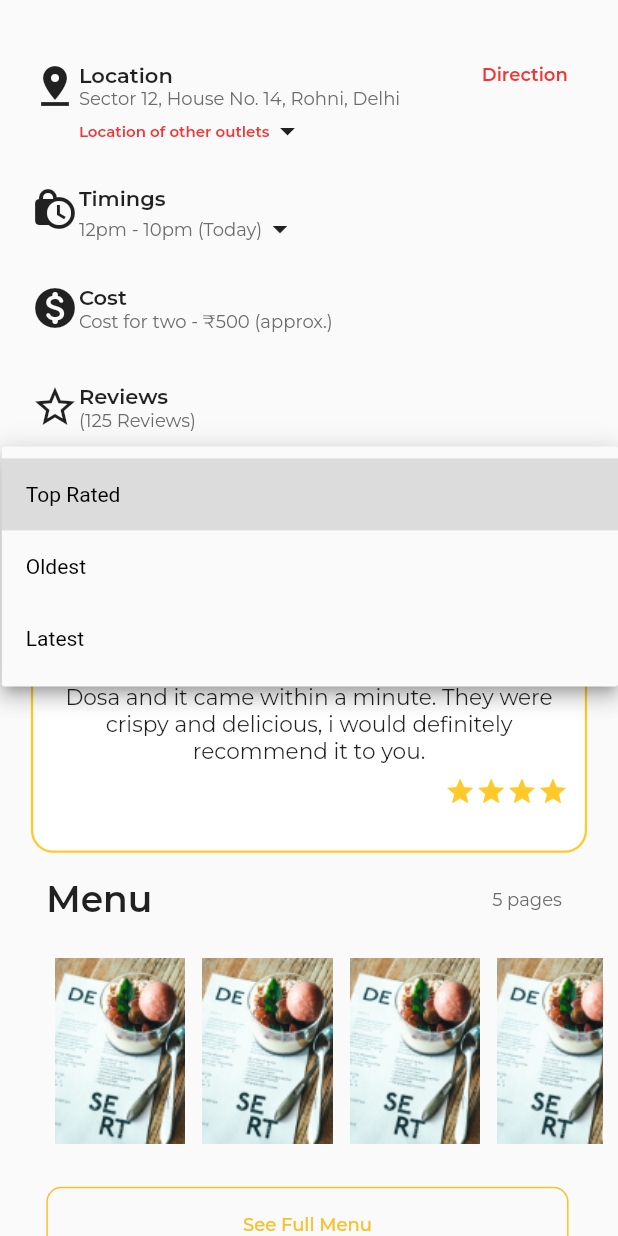
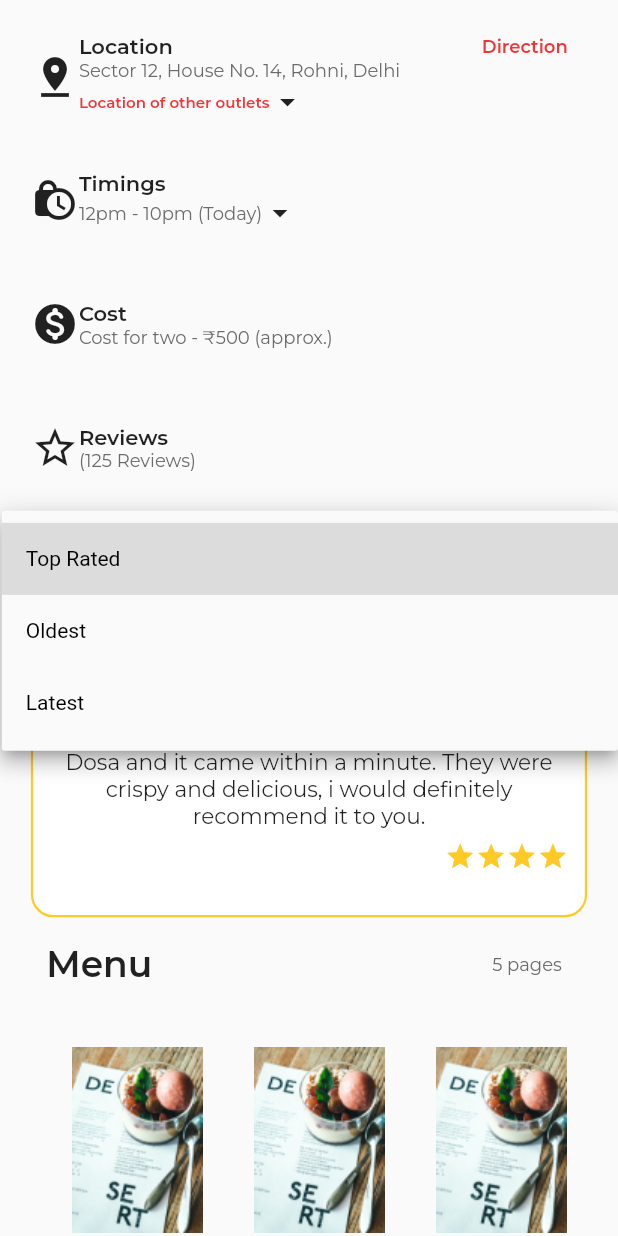
Before and after one commit to Foodistaan2021/Foodistaan-Main, a Flutter app: the TestRestaurantOverview screen opened directly, after a tap on "Top Rated", on a phone screen of 412 x 824 dp. Run offline on Flutter 3.47's test engine with Material 2 defaults, Android fonts, the phone set to English and light mode, and no system bars; our stand-ins replace bloc, carousel_slider, cloud_firestore, firebase_auth, firebase_core, flutter_rating_bar and 18 more; missing offline and left inert: qr_code_scanner, razorpay_flutter; accounts and stored records are empty; project files that could hold a hidden picture were left out.

```diff
--- a/lib/restuarant_screens/testRestaurantOverview.dart
+++ b/lib/restuarant_screens/testRestaurantOverview.dart
@@ -22,7 +22,7 @@ class _TestRestaurantOverviewState extends State<TestRestaurantOverview> {
       body: Column(
         children: [
           SizedBox(
-            height: MediaQuery.of(context).size.height * 0.05,
+            height: 10,
           ),
           Column(
             children: [
@@ -30,16 +30,14 @@ class _TestRestaurantOverviewState extends State<TestRestaurantOverview> {
                 margin: EdgeInsets.only(
                     left: MediaQuery.of(context).size.width * 0.05),
                 height: MediaQuery.of(context).size.height * 0.1,
-                child: Row(
-                    mainAxisAlignment: MainAxisAlignment.start,
-                    crossAxisAlignment: CrossAxisAlignment.start,
-                    children: [
+                child:
+                    Row(mainAxisAlignment: MainAxisAlignment.start, children: [
                   Icon(
                     Icons.pin_drop,
                     size: 32,
                   ),
                   Column(
-                        mainAxisAlignment: MainAxisAlignment.start,
+                    mainAxisAlignment: MainAxisAlignment.center,
                     crossAxisAlignment: CrossAxisAlignment.start,
                     children: [
                       Row(
@@ -92,17 +90,15 @@ class _TestRestaurantOverviewState extends State<TestRestaurantOverview> {
               Container(
                 margin: EdgeInsets.only(
                     left: MediaQuery.of(context).size.width * 0.05),
-                height: MediaQuery.of(context).size.height * 0.08,
-                child: Row(
-                    mainAxisAlignment: MainAxisAlignment.start,
-                    crossAxisAlignment: CrossAxisAlignment.start,
-                    children: [
+                height: MediaQuery.of(context).size.height * 0.1,
+                child:
+                    Row(mainAxisAlignment: MainAxisAlignment.start, children: [
                   Icon(
                     Icons.lock_clock,
                     size: 32,
                   ),
                   Column(
-                        mainAxisAlignment: MainAxisAlignment.start,
+                    mainAxisAlignment: MainAxisAlignment.center,
                     crossAxisAlignment: CrossAxisAlignment.start,
                     children: [
                       Text(
@@ -131,17 +127,15 @@ class _TestRestaurantOverviewState extends State<TestRestaurantOverview> {
               Container(
                 margin: EdgeInsets.only(
                     left: MediaQuery.of(context).size.width * 0.05),
-                height: MediaQuery.of(context).size.height * 0.08,
-                child: Row(
-                    mainAxisAlignment: MainAxisAlignment.start,
-                    crossAxisAlignment: CrossAxisAlignment.start,
-                    children: [
+                height: MediaQuery.of(context).size.height * 0.1,
+                child:
+                    Row(mainAxisAlignment: MainAxisAlignment.start, children: [
                   Icon(
                     Icons.monetization_on_rounded,
                     size: 32,
                   ),
                   Column(
-                        mainAxisAlignment: MainAxisAlignment.start,
+                    mainAxisAlignment: MainAxisAlignment.center,
                     crossAxisAlignment: CrossAxisAlignment.start,
                     children: [
                       Text(
@@ -165,17 +159,15 @@ class _TestRestaurantOverviewState extends State<TestRestaurantOverview> {
               Container(
                 margin: EdgeInsets.only(
                     left: MediaQuery.of(context).size.width * 0.05),
-                height: MediaQuery.of(context).size.height * 0.05,
-                child: Row(
-                    mainAxisAlignment: MainAxisAlignment.start,
-                    crossAxisAlignment: CrossAxisAlignment.start,
-                    children: [
+                height: MediaQuery.of(context).size.height * 0.1,
+                child:
+                    Row(mainAxisAlignment: MainAxisAlignment.start, children: [
                   Icon(
                     Icons.star_border,
                     size: 32,
                   ),
                   Column(
-                        mainAxisAlignment: MainAxisAlignment.start,
+                    mainAxisAlignment: MainAxisAlignment.center,
                     crossAxisAlignment: CrossAxisAlignment.start,
                     children: [
                       Text(
@@ -196,6 +188,7 @@ class _TestRestaurantOverviewState extends State<TestRestaurantOverview> {
                   )
                 ]),
               ),
+              // Container(child: RestuarantDeliveryReview()),
               Container(
                 margin: EdgeInsets.only(
                     left: MediaQuery.of(context).size.width * 0.05,
@@ -237,11 +230,12 @@ class _TestRestaurantOverviewState extends State<TestRestaurantOverview> {
                       ),
                       Container(
                         // width: MediaQuery.of(context).size.width * 0.9,
-                        height: MediaQuery.of(context).size.height * 0.17,
+                        height: MediaQuery.of(context).size.height * 0.21,
                         child: ListView(
                             padding: EdgeInsets.all(0),
                             scrollDirection: Axis.horizontal,
                             children: [
+                              Image.asset('assets/images/menu.png'),
                               Image.asset('assets/images/menu.png'),
                               Image.asset('assets/images/menu.png'),
                               Image.asset('assets/images/menu.png'),
@@ -252,12 +246,9 @@ class _TestRestaurantOverviewState extends State<TestRestaurantOverview> {
                       Container(
                         margin: EdgeInsets.only(
                             top: MediaQuery.of(context).size.width * 0.05),
-                        width: MediaQuery.of(context).size.width * 0.845,
+                        width: MediaQuery.of(context).size.width * 0.8,
                         decoration: BoxDecoration(
-                          borderRadius: BorderRadius.circular(10),
-                          border: Border.all(
-                            color: Color.fromRGBO(247, 193, 43, 1),
-                          ),
+                          border: Border.all(color: Colors.yellow),
                         ),
                         child: Row(
                             mainAxisAlignment: MainAxisAlignment.center,
@@ -269,9 +260,7 @@ class _TestRestaurantOverviewState extends State<TestRestaurantOverview> {
                                     child: Text(
                                       "See Full Menu",
                                       style: TextStyle(
-                                        fontSize: 12,
-                                        color: Color.fromRGBO(247, 193, 43, 1),
-                                      ),
+                                          fontSize: 12, color: Colors.yellow),
                                     ),
                                   )),
                             ]),
@@ -301,11 +290,11 @@ class overviewBottomWidget extends StatelessWidget {
       children: [
         Container(
           margin: EdgeInsets.only(
-            top: MediaQuery.of(context).size.width * 0.15,
+            top: MediaQuery.of(context).size.width * 0.05,
           ),
           padding: EdgeInsets.all(10),
           width: MediaQuery.of(context).size.width * 0.9,
-          height: MediaQuery.of(context).size.height * 0.2,
+          height: MediaQuery.of(context).size.height * 0.3,
           child: Column(
             crossAxisAlignment: CrossAxisAlignment.start,
             children: [
@@ -318,21 +307,12 @@ class overviewBottomWidget extends StatelessWidget {
               ),
               Container(
                 margin: EdgeInsets.only(
-                  // left: MediaQuery.of(context).size.width * 0.06,
+                  left: MediaQuery.of(context).size.width * 0.06,
                   top: MediaQuery.of(context).size.width * 0.04,
                 ),
                 child: Column(
                   crossAxisAlignment: CrossAxisAlignment.start,
                   children: [
-                    Row(
-                      children: [
-                        Image.asset(
-                          'assets/images/teenyicons_tick-circle-outline.png',
-                          height: MediaQuery.of(context).size.height * 0.025,
-                        ),
-                        SizedBox(
-                          width: MediaQuery.of(context).size.width * 0.015,
-                        ),
                     Text(
                       "Home Delivery",
                       style: TextStyle(
@@ -341,19 +321,8 @@ class overviewBottomWidget extends StatelessWidget {
                         color: Color.fromRGBO(107, 107, 107, 1),
                       ),
                     ),
-                      ],
-                    ),
                     SizedBox(
                       height: MediaQuery.of(context).size.height * 0.008,
-                    ),
-                    Row(
-                      children: [
-                        Image.asset(
-                          'assets/images/teenyicons_tick-circle-outline.png',
-                          height: MediaQuery.of(context).size.height * 0.025,
-                        ),
-                        SizedBox(
-                          width: MediaQuery.of(context).size.width * 0.015,
                     ),
                     Text(
                       "Takeaway Available",
@@ -363,19 +332,8 @@ class overviewBottomWidget extends StatelessWidget {
                         color: Color.fromRGBO(107, 107, 107, 1),
                       ),
                     ),
-                      ],
-                    ),
                     SizedBox(
                       height: MediaQuery.of(context).size.height * 0.008,
-                    ),
-                    Row(
-                      children: [
-                        Image.asset(
-                          'assets/images/teenyicons_tick-circle-outline.png',
-                          height: MediaQuery.of(context).size.height * 0.025,
-                        ),
-                        SizedBox(
-                          width: MediaQuery.of(context).size.width * 0.015,
                     ),
                     Text(
                       "Vegetarian Only",
@@ -385,19 +343,8 @@ class overviewBottomWidget extends StatelessWidget {
                         color: Color.fromRGBO(107, 107, 107, 1),
                       ),
                     ),
-                      ],
-                    ),
                     SizedBox(
                       height: MediaQuery.of(context).size.height * 0.008,
-                    ),
-                    Row(
-                      children: [
-                        Image.asset(
-                          'assets/images/teenyicons_tick-circle-outline.png',
-                          height: MediaQuery.of(context).size.height * 0.025,
-                        ),
-                        SizedBox(
-                          width: MediaQuery.of(context).size.width * 0.015,
                     ),
                     Text(
                       "Indoor Seating allowed",
@@ -406,8 +353,6 @@ class overviewBottomWidget extends StatelessWidget {
                         fontSize: 12,
                         color: Color.fromRGBO(107, 107, 107, 1),
                       ),
-                        ),
-                      ],
                     ),
                   ],
                 ),
@@ -430,32 +375,26 @@ class overViewBottomWidgetSecond extends StatelessWidget {
   Widget build(BuildContext context) {
     return Container(
       width: MediaQuery.of(context).size.width * 0.9,
-      height: MediaQuery.of(context).size.height * 0.1,
+      height: MediaQuery.of(context).size.height * 0.3,
       child: Column(
         crossAxisAlignment: CrossAxisAlignment.start,
         children: [
-          Container(
-            margin: EdgeInsets.only(
-              left: MediaQuery.of(context).size.width * 0.04,
-              // top: MediaQuery.of(context).size.width * 0.04,
-            ),
-            child: Image.asset(
-              'assets/images/Group 13.png',
-              // scale: 4,
-              alignment: Alignment.bottomLeft,
-              height: MediaQuery.of(context).size.height * 0.06,
-              width: MediaQuery.of(context).size.height * 0.4,
+          Text(
+            "Other Info",
+            style: TextStyle(
+              fontWeight: FontWeight.w600,
+              fontSize: 13,
             ),
           ),
           Container(
             margin: EdgeInsets.only(
-              left: MediaQuery.of(context).size.width * 0.04,
-              // top: MediaQuery.of(context).size.width * 0.04,
+              left: MediaQuery.of(context).size.width * 0.06,
+              top: MediaQuery.of(context).size.width * 0.04,
             ),
             child: Wrap(
               children: [
                 Text(
-                  "All Rights Reseved ",
+                  "All Rights Reseved",
                   style: TextStyle(
                     fontWeight: FontWeight.w600,
                     fontSize: 12,
@@ -468,7 +407,7 @@ class overViewBottomWidgetSecond extends StatelessWidget {
                   width: 1,
                 ),
                 Text(
-                  "| Contact ",
+                  "Contact",
                   style: TextStyle(
                     fontWeight: FontWeight.w600,
                     fontSize: 12,
@@ -481,7 +420,7 @@ class overViewBottomWidgetSecond extends StatelessWidget {
                   width: 1,
                 ),
                 Text(
-                  "| Terms of Service ",
+                  "Terms of Service",
                   style: TextStyle(
                     fontWeight: FontWeight.w600,
                     fontSize: 12,
@@ -501,14 +440,6 @@ class overViewBottomWidgetSecond extends StatelessWidget {
                     color: Color.fromRGBO(107, 107, 107, 1),
                   ),
                 ),
-                Text(
-                  " | About Us",
-                  style: TextStyle(
-                    fontWeight: FontWeight.w600,
-                    fontSize: 12,
-                    color: Color.fromRGBO(107, 107, 107, 1),
-                  ),
-                ),
               ],
             ),
           ),
--- a/lib/restuarant_screens/testRestaurant_main.dart
+++ b/lib/restuarant_screens/testRestaurant_main.dart
@@ -865,7 +865,7 @@ class _OverviewSelectedWidgetState extends State<OverviewSelectedWidget> {
   @override
   Widget build(BuildContext context) {
     return Container(
-      height: MediaQuery.of(context).size.height * 1.5,
+      height: MediaQuery.of(context).size.height * 1.8,
       child: TestRestaurantOverview(),
       // RestaurantOverview(),
     );
--- a/pubspec.yaml
+++ b/pubspec.yaml
@@ -38,6 +38,7 @@ dependencies:
   modal_progress_hud_nsn: ^0.1.0-nullsafety-1
   otp_text_field: ^1.1.1
   page_transition: ^2.0.4
+  persistent_bottom_nav_bar: ^4.0.2
   pin_code_fields: ^7.3.0
   pinput: ^1.2.2
   provider: ^6.0.2
```
Also changed, not shown: lib/MainScreenFolder/mainScreenFile.dart (+100 -64 lines), pubspec.lock, 1 other file. Lines whose indentation alone changed are shown as unchanged.
